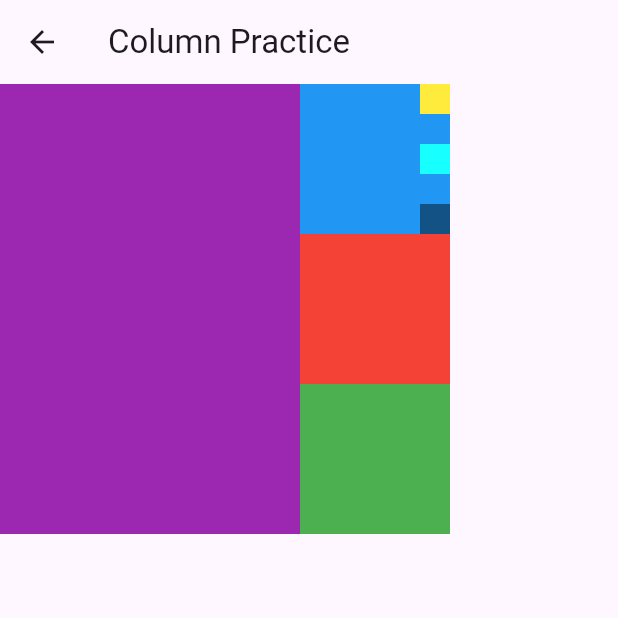
After one commit to bag31/smwu_202508, a Flutter app: the screen it shows after launch, after a tap on "Column Practice", on a phone screen of 412 x 824 dp, the top half of it. The commit adds this screen. Run offline on Flutter 3.47's test engine with Material 3 defaults, Android fonts, the phone set to English and light mode, and no system bars.

Commit message:
column_screen.dart column_practice_screen.dart

```diff
--- a/lib/screen/button_screen.dart
+++ b/lib/screen/button_screen.dart
@@ -1,4 +1,6 @@
 import 'package:flutter/material.dart';
+import 'package:flutter_projects/screen/column/column_practice_screen.dart';
+import 'package:flutter_projects/screen/column/column_screen.dart';
 import 'package:flutter_projects/screen/container/container_practice_screen.dart';
 import 'package:flutter_projects/screen/container/container_screen.dart';
 
@@ -40,8 +42,34 @@ class ButtonScreen extends StatelessWidget {
               },
               child: Text("Container Practice"),
             ),
-            SizedBox(height: 10,),
-            ElevatedButton(onPressed: () {}, child: Text("button3")),
+            SizedBox(height: 10),
+            ElevatedButton(
+              onPressed: () {
+                Navigator.push(
+                  context,
+                  MaterialPageRoute(
+                    builder: (context) {
+                      return ColumnScreen();
+                    },
+                  ),
+                );
+              },
+              child: Text("Column"),
+            ),
+            SizedBox(height: 10),
+            ElevatedButton(
+              onPressed: () {
+                Navigator.push(
+                  context,
+                  MaterialPageRoute(
+                    builder: (context) {
+                      return ColumnPracticeScreen();
+                    },
+                  ),
+                );
+              },
+              child: Text("Column Practice"),
+            ),
           ],
         ),
       ),
--- /dev/null
+++ b/lib/screen/column/column_practice_screen.dart
@@ -0,0 +1,36 @@
+import 'package:flutter/material.dart';
+
+class ColumnPracticeScreen extends StatelessWidget {
+  const ColumnPracticeScreen({super.key});
+
+  @override
+  Widget build(BuildContext context) {
+    return Scaffold(
+      appBar: AppBar(title: Text('Column Practice'),),
+      body: Container(
+        width: 300,
+        color: Colors.purple,
+        child: Column(
+          mainAxisAlignment: MainAxisAlignment.center,
+          crossAxisAlignment: CrossAxisAlignment.end,
+          mainAxisSize: MainAxisSize.min,
+          children: [
+            Container(width: 100, height: 100, color: Colors.blue,
+            child: Column(
+              mainAxisAlignment: MainAxisAlignment.spaceBetween,
+              crossAxisAlignment: CrossAxisAlignment.end,
+              children: [
+                Container(width:20, height: 20, color: Colors.yellow,),
+                Container(width: 20, height: 20, color: Colors.cyanAccent),
+                Container(width: 20, height: 20, color: Colors.black45),
+              ],
+            ),),
+            Container(width: 100, height: 100, color: Colors.red,),
+            Container(width: 100, height: 100, color: Colors.green,),
+
+          ],
+        ),
+      ),
+    );
+  }
+}
```
Also changed, not shown: lib/screen/column/column_screen.dart (added, +26 -0 lines).
